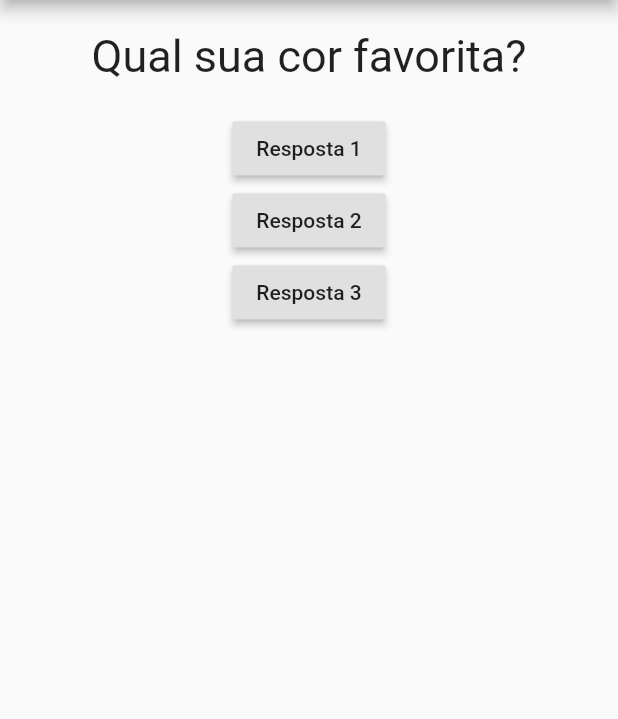
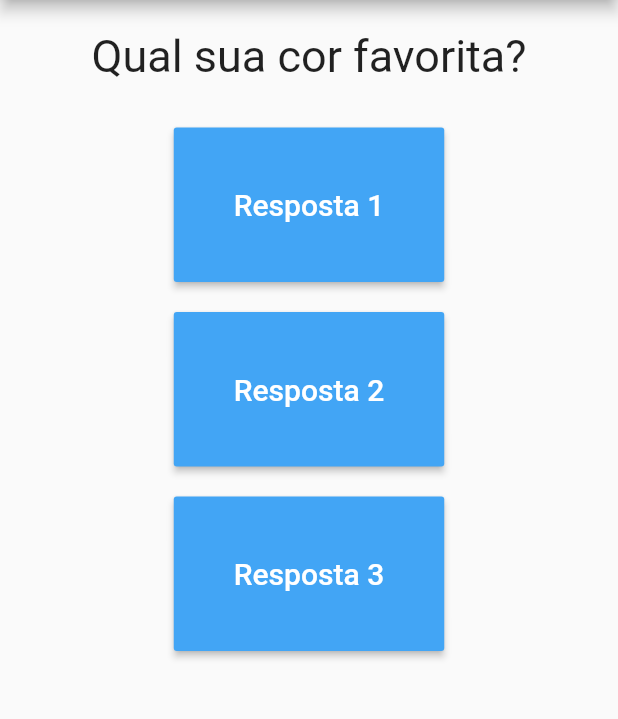
Before and after one commit to kiszewski/quiz-flutter, a Flutter app: the screen it shows after launch, on a phone screen of 412 x 824 dp, the part 84-803 px from its top. Run offline on Flutter 3.47's test engine with Material 2 defaults, Android fonts, the phone set to English and light mode, and no system bars.

Commit message:
alguns ajustes no visual e na aplicação

```diff
--- a/lib/botao.dart
+++ /dev/null
@@ -1,16 +0,0 @@
-import 'package:flutter/material.dart';
-
-class Botao extends StatelessWidget {
-  final String texto;
-  final void Function() cb;
-
-  Botao(this.texto, this.cb);
-
-  @override
-  Widget build(BuildContext context) {
-    return RaisedButton(
-      child: Text(texto),
-      onPressed: cb,
-    );
-  }
-}
--- a/lib/main.dart
+++ b/lib/main.dart
@@ -1,7 +1,7 @@
 import 'package:flutter/material.dart';
 import 'package:flutter/widgets.dart';
-import './questao.dart';
-import './botao.dart';
+import 'questao.dart';
+import 'resposta.dart';
 
 main() => runApp(PerguntasApp());
 
@@ -18,7 +18,13 @@ class _PerguntaAppState extends State<PerguntasApp> {
   }
 
   Widget build(BuildContext context) {
-    final perguntas = ['Qual sua cor favorita?', 'Qual seu animal favorito?'];
+    final perguntas = [
+      'Qual sua cor favorita?',
+      'Qual seu animal favorito?',
+      'Qual seu time favorito?',
+      'Qual sua comida favorito?',
+      'Qual seu jogo favorito?'
+      ];
 
     return MaterialApp(
       home: Scaffold(
@@ -28,13 +34,9 @@ class _PerguntaAppState extends State<PerguntasApp> {
         body: Center(
           child: Column(children: <Widget>[
             Questao(perguntas[_perguntaAtual]),
-            RaisedButton(
-              child: Text('Resposta 1'),
-              onPressed:
-                  _responder, //passando a função como parametro, não a chamada dessa função
-            ),
-            Botao('Resposta 2', _responder),
-            Botao('Resposta 3', _responder),
+            Resposta('Resposta 1', _responder),
+            Resposta('Resposta 2', _responder),
+            Resposta('Resposta 3', _responder),
           ]),
         ),
       ),
--- /dev/null
+++ b/lib/resposta.dart
@@ -0,0 +1,22 @@
+import 'package:flutter/material.dart';
+
+class Resposta extends StatelessWidget {
+  final String texto;
+  final void Function() cb;
+
+  Resposta(this.texto, this.cb);
+
+  @override
+  Widget build(BuildContext context) {
+    return Container(
+      margin: EdgeInsets.all(10),
+      child: RaisedButton(
+        color: Colors.blue[400],
+        textColor: Colors.white,
+        padding: EdgeInsets.all(40),
+        child: Text(texto, style: TextStyle(fontSize: 20)),
+        onPressed: cb,
+      ),
+    );
+  }
+}
```
